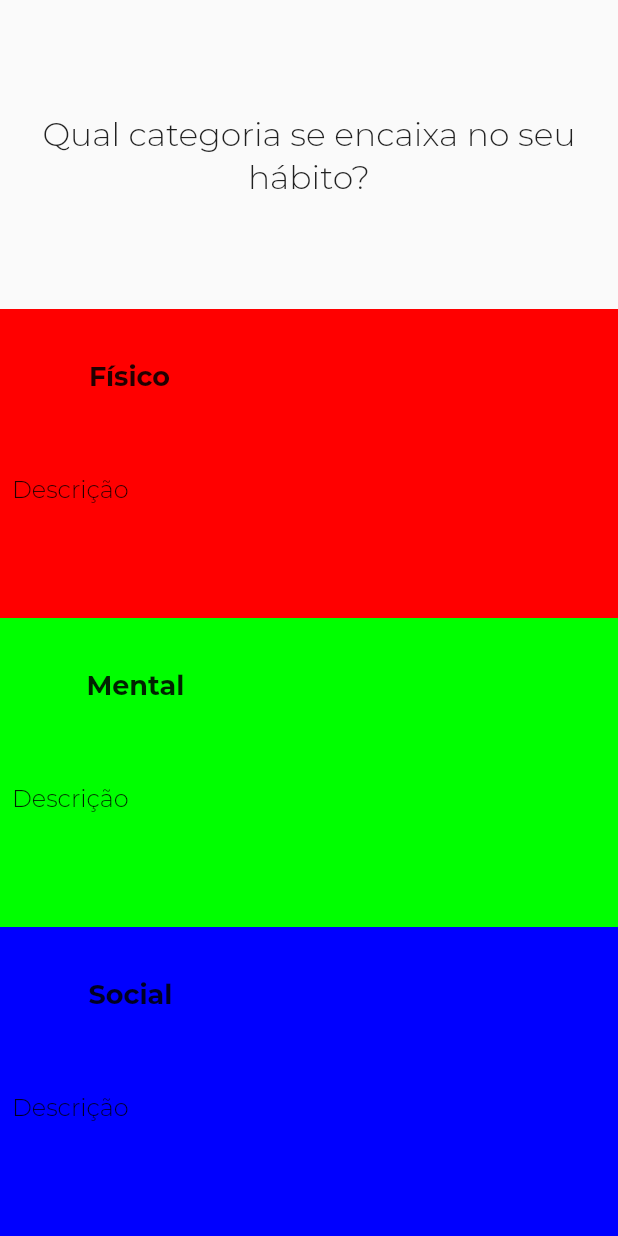
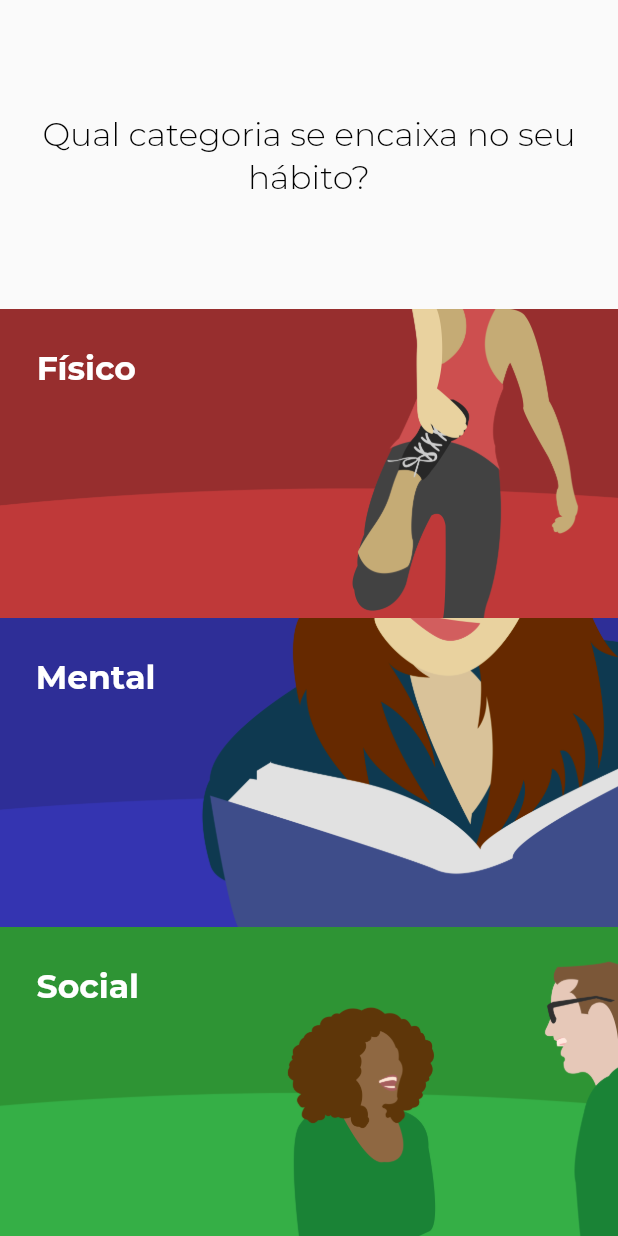
Before and after one commit to danielmagri/altitude, a Flutter app: the CategoryTab widget shown alone on an empty page, opened directly, on a phone screen of 412 x 824 dp. Run offline on Flutter 3.47's test engine with Material 2 defaults, Android fonts, the light colour scheme and no system bars; our stand-ins replace fluttertoast, numberpicker, sqflite, table_calendar; accounts and stored records are empty.

Commit message:
Alteração na imagem e cor das categorias

```diff
--- a/lib/ui/addHabitTabs/categoryTab.dart
+++ b/lib/ui/addHabitTabs/categoryTab.dart
@@ -16,7 +16,7 @@ class CategoryTab extends StatelessWidget {
               child: Text(
             "Qual categoria se encaixa no seu hábito?",
             textAlign: TextAlign.center,
-            style: TextStyle(fontSize: 22.0, fontWeight: FontWeight.w300, height: 1.3),
+            style: TextStyle(fontSize: 22.0, color: Colors.black, fontWeight: FontWeight.w300, height: 1.3),
           )),
         ),
         Expanded(
@@ -26,18 +26,18 @@ class CategoryTab extends StatelessWidget {
             },
             child: Container(
               decoration: BoxDecoration(
-                color: CategoryColors.physicalPrimary,
+                image: DecorationImage(image: AssetImage('assets/category/fisico.png'), fit: BoxFit.cover),
               ),
               child: Column(
                 children: <Widget>[
                   Expanded(
                       child: Align(
-                          alignment: Alignment(-0.7, -0.2),
+                          alignment: Alignment(-0.9, -0.4),
                           child: Padding(
                             padding: const EdgeInsets.all(8.0),
                             child: Text(
                               "Físico",
-                              style: TextStyle(fontSize: 18.0, fontWeight: FontWeight.bold),
+                              style: TextStyle(fontSize: 22.0, color: Colors.white, fontWeight: FontWeight.bold),
                             ),
                           ))),
                   Expanded(
@@ -46,7 +46,7 @@ class CategoryTab extends StatelessWidget {
                           child: Padding(
                             padding: const EdgeInsets.all(8.0),
                             child: Text(
-                              "Descrição",
+                              "",
                               style: TextStyle(fontSize: 16.0, fontWeight: FontWeight.w300),
                             ),
                           ))),
@@ -62,18 +62,18 @@ class CategoryTab extends StatelessWidget {
             },
             child: Container(
               decoration: BoxDecoration(
-                color: CategoryColors.mentalPrimary,
+                image: DecorationImage(image: AssetImage('assets/category/mental.png'), fit: BoxFit.cover),
               ),
               child: Column(
                 children: <Widget>[
                   Expanded(
                       child: Align(
-                          alignment: Alignment(-0.7, -0.2),
+                          alignment: Alignment(-0.9, -0.4),
                           child: Padding(
                             padding: const EdgeInsets.all(8.0),
                             child: Text(
                               "Mental",
-                              style: TextStyle(fontSize: 18.0, fontWeight: FontWeight.bold),
+                              style: TextStyle(fontSize: 22.0, color: Colors.white, fontWeight: FontWeight.bold),
                             ),
                           ))),
                   Expanded(
@@ -82,7 +82,7 @@ class CategoryTab extends StatelessWidget {
                           child: Padding(
                             padding: const EdgeInsets.all(8.0),
                             child: Text(
-                              "Descrição",
+                              "",
                               style: TextStyle(fontSize: 16.0, fontWeight: FontWeight.w300),
                             ),
                           ))),
@@ -98,18 +98,18 @@ class CategoryTab extends StatelessWidget {
             },
             child: Container(
               decoration: BoxDecoration(
-                color: CategoryColors.socialPrimary,
+                image: DecorationImage(image: AssetImage('assets/category/social.png'), fit: BoxFit.cover),
               ),
               child: Column(
                 children: <Widget>[
                   Expanded(
                       child: Align(
-                          alignment: Alignment(-0.7, -0.2),
+                          alignment: Alignment(-0.9, -0.4),
                           child: Padding(
                             padding: const EdgeInsets.all(8.0),
                             child: Text(
                               "Social",
-                              style: TextStyle(fontSize: 18.0, fontWeight: FontWeight.bold),
+                              style: TextStyle(fontSize: 22.0, color: Colors.white, fontWeight: FontWeight.bold),
                             ),
                           ))),
                   Expanded(
@@ -118,7 +118,7 @@ class CategoryTab extends StatelessWidget {
                           child: Padding(
                             padding: const EdgeInsets.all(8.0),
                             child: Text(
-                              "Descrição",
+                              "",
                               style: TextStyle(fontSize: 16.0, fontWeight: FontWeight.w300),
                             ),
                           ))),
--- a/lib/ui/habitDetailsPage.dart
+++ b/lib/ui/habitDetailsPage.dart
@@ -375,7 +375,7 @@ class _HabitDetailsPageState extends State<HabitDetailsPage> with TickerProvider
               name: widget.habit.habit,
               score: score,
               previousScore: previousScore,
-              color: CategoryColors.getColor(widget.habit.category),
+              color: CategoryColors.getPrimaryColor(widget.habit.category),
               done: hasDoneToday(),
               setDoneHabit: setDoneHabit,
               controller: _controllerScore,
--- a/lib/ui/widgets/HabitCard.dart
+++ b/lib/ui/widgets/HabitCard.dart
@@ -37,7 +37,7 @@ class HabitWidget extends StatelessWidget {
               height: 50.0,
               decoration: BoxDecoration(
                 borderRadius: BorderRadius.circular(12.0),
-                color: CategoryColors.getColor(habit.category),
+                color: CategoryColors.getPrimaryColor(habit.category),
               ),
               child: Hero(
                 tag: habit.id,
--- a/lib/utils/Color.dart
+++ b/lib/utils/Color.dart
@@ -2,16 +2,16 @@ import 'package:flutter/material.dart';
 import 'package:habit/utils/enums.dart';
 
 class CategoryColors {
-  static const Color physicalPrimary = Color.fromARGB(255, 255, 0, 0);
-  static const Color physicalSecundary = Color.fromARGB(255, 221, 221, 221);
+  static const Color physicalPrimary = Color.fromARGB(255, 190, 60, 60);
+  static const Color physicalSecundary = Color.fromARGB(255, 150, 50, 50);
 
-  static const Color mentalPrimary = Color.fromARGB(255, 0, 255, 0);
-  static const Color mentalSecundary = Color.fromARGB(255, 221, 221, 221);
+  static const Color mentalPrimary = Color.fromARGB(255, 55, 55, 175);
+  static const Color mentalSecundary = Color.fromARGB(255, 50, 50, 150);
 
-  static const Color socialPrimary = Color.fromARGB(255, 0, 0, 255);
-  static const Color socialSecundary = Color.fromARGB(255, 221, 221, 221);
+  static const Color socialPrimary = Color.fromARGB(255, 56, 173, 72);
+  static const Color socialSecundary = Color.fromARGB(255, 50, 147, 55);
 
-  static Color getColor(Category category) {
+  static Color getPrimaryColor(Category category) {
     switch (category) {
       case Category.PHYSICAL:
         return physicalPrimary;
@@ -21,4 +21,15 @@ class CategoryColors {
         return socialPrimary;
     }
   }
+
+  static Color getSecundaryColor(Category category) {
+    switch (category) {
+      case Category.PHYSICAL:
+        return physicalSecundary;
+      case Category.MENTAL:
+        return mentalSecundary;
+      case Category.SOCIAL:
+        return socialSecundary;
+    }
+  }
 }
--- a/pubspec.yaml
+++ b/pubspec.yaml
@@ -34,6 +34,9 @@ flutter:
   assets:
       - assets/praia.jpg
       - assets/corrida.jpg
+      - assets/category/fisico.png
+      - assets/category/mental.png
+      - assets/category/social.png
 
   fonts:
       - family: Montserrat
```
Also changed, not shown: lib/ui/addHabitPage.dart (+11 -7 lines), lib/ui/addHabitTabs/cueTab.dart (+19 -14 lines), lib/ui/addHabitTabs/frequencyTab.dart (+16 -2 lines), lib/ui/addHabitTabs/habitTab.dart (+19 -14 lines), lib/ui/addHabitTabs/rewardTab.dart (+16 -2 lines), assets/category/fisico.png (added), assets/category/mental.png (added), assets/category/social.png (added).
